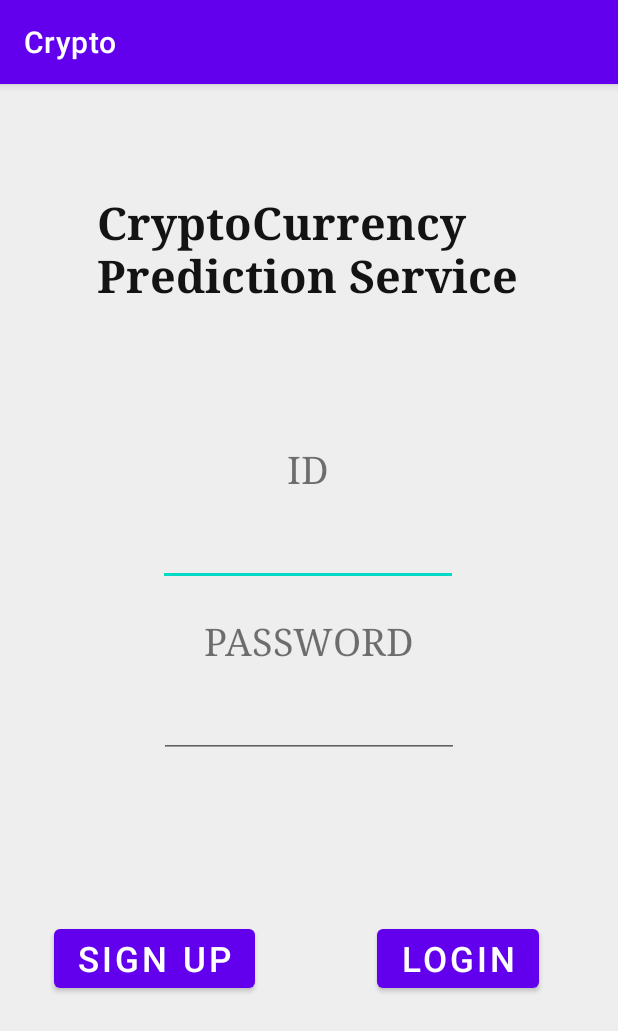
After one commit to i5046821854/CryptoPrediction, an Android app: the LoginActivity screen opened directly, with no data from a screen before it, on a phone screen of 412 x 824 dp. The commit adds this screen. Shown: the top 1031 px of the screen. Run offline under Robolectric (Android 15) with nearby library versions, the phone set to English and light mode, and no system bars.

Commit message:
#8 - 마이페이지, 디폴트 검색기능, 로그인 기능 구현

```diff
--- a/app/src/main/AndroidManifest.xml
+++ b/app/src/main/AndroidManifest.xml
@@ -16,14 +16,16 @@
         android:supportsRtl="true"
         android:theme="@style/Theme.Crypto"
         tools:targetApi="31">
-        <activity android:name=".view.MainActivity"
+        <activity android:name=".view.views.MainActivity"
             android:exported="true" android:windowSoftInputMode="adjustPan">
             <intent-filter>
                 <action android:name="android.intent.action.MAIN" />
                 <category android:name="android.intent.category.LAUNCHER" />
             </intent-filter>
         </activity>
-        <activity android:name=".view.PriceActivity" android:windowSoftInputMode="adjustPan"></activity>
+        <activity android:name=".view.views.PriceActivity" android:windowSoftInputMode="adjustPan"></activity>
+        <activity android:name=".view.views.LoginActivity" android:windowSoftInputMode="adjustPan"></activity>
+        <activity android:name=".view.views.MypageActicity" android:windowSoftInputMode="adjustPan"></activity>
     </application>
 
 </manifest>
--- a/app/src/main/java/com/capstone/crypto/view/ChartMaker.java
+++ b/app/src/main/java/com/capstone/crypto/view/ChartMaker.java
@@ -4,6 +4,7 @@ import android.content.Context;
 import android.widget.TextView;
 
 import com.capstone.crypto.R;
+import com.capstone.crypto.view.views.PriceActivity;
 import com.github.mikephil.charting.components.MarkerView;
 import com.github.mikephil.charting.data.Entry;
 import com.github.mikephil.charting.highlight.Highlight;
--- a/app/src/main/java/com/capstone/crypto/view/CryptoCurrency.java
+++ b/app/src/main/java/com/capstone/crypto/view/model/CryptoCurrency.java
@@ -1,4 +1,4 @@
-package com.capstone.crypto.view;
+package com.capstone.crypto.view.model;
 
 public class CryptoCurrency {
 
--- a/app/src/main/java/com/capstone/crypto/view/CryptoPrice.java
+++ b/app/src/main/java/com/capstone/crypto/view/model/CryptoPrice.java
@@ -1,4 +1,4 @@
-package com.capstone.crypto.view;
+package com.capstone.crypto.view.model;
 
 public class CryptoPrice {
     int priceId;
--- a/app/src/main/java/com/capstone/crypto/view/DataModel.java
+++ b/app/src/main/java/com/capstone/crypto/view/model/DataModel.java
@@ -1,4 +1,4 @@
-package com.capstone.crypto.view;
+package com.capstone.crypto.view.model;
 
 import java.util.ArrayList;
 
--- a/app/src/main/java/com/capstone/crypto/view/ExpectedPrice.java
+++ b/app/src/main/java/com/capstone/crypto/view/model/ExpectedPrice.java
@@ -1,4 +1,4 @@
-package com.capstone.crypto.view;
+package com.capstone.crypto.view.model;
 
 public class ExpectedPrice {
 
--- /dev/null
+++ b/app/src/main/java/com/capstone/crypto/view/views/LoginActivity.java
@@ -0,0 +1,59 @@
+package com.capstone.crypto.view.views;
+
+import android.content.Intent;
+import android.database.Cursor;
+import android.database.sqlite.SQLiteDatabase;
+import android.os.Bundle;
+import android.widget.Button;
+import android.widget.EditText;
+import android.widget.Toast;
+
+import androidx.appcompat.app.AppCompatActivity;
+
+import com.capstone.crypto.R;
+import com.capstone.crypto.view.utils.DBHelper;
+
+public class LoginActivity extends AppCompatActivity {
+
+    EditText idTxt;
+    EditText pwdTxt;
+    Button signUpBtn;
+    Button loginBtn;
+    String id;
+    String pwd;
+
+    @Override
+    protected void onCreate(Bundle savedInstanceState) {
+        super.onCreate(savedInstanceState);
+        setContentView(R.layout.login_layout);
+        idTxt = (EditText) findViewById(R.id.id);
+        pwdTxt = (EditText) findViewById(R.id.password);
+        signUpBtn = (Button) findViewById(R.id.signUpBtn);
+        loginBtn = (Button) findViewById(R.id.loginBtn);
+        DBHelper helper;
+        SQLiteDatabase db;
+        helper = new DBHelper(LoginActivity.this, "newdb.db", null, 1);
+        db = helper.getReadableDatabase();
+
+        loginBtn.setOnClickListener(view -> {
+            id = idTxt.getText().toString();
+            pwd = pwdTxt.getText().toString();
+            Cursor cursor = db.rawQuery("SELECT * FROM USERS WHERE username = '" +id + "' AND password = '" + pwd + "'", null);
+            System.out.println(cursor.getCount());
+            if(cursor.getCount() == 0)
+            {
+                LoginActivity.this.runOnUiThread(new Runnable() {
+                    @Override
+                    public void run() {
+                        idTxt.setText("");
+                        pwdTxt.setText("");
+                        Toast.makeText(LoginActivity.this, "TRY AGAIN!", Toast.LENGTH_SHORT).show();
+                    }
+                });
+            }else{
+                Intent intent = new Intent(LoginActivity.this, MainActivity.class);
+                startActivity(intent);
+            }
+        });
+    }
+}
--- /dev/null
+++ b/app/src/main/res/layout/login_layout.xml
@@ -0,0 +1,112 @@
+<?xml version="1.0" encoding="utf-8"?>
+<androidx.constraintlayout.widget.ConstraintLayout xmlns:android="http://schemas.android.com/apk/res/android"
+    xmlns:app="http://schemas.android.com/apk/res-auto"
+    xmlns:tools="http://schemas.android.com/tools"
+    android:layout_width="match_parent"
+    android:layout_height="match_parent"
+    android:background="#48C6C2C2"
+    tools:context=".view.views.MainActivity">
+
+
+    <TextView
+        android:id="@+id/titleTxt"
+        android:layout_width="wrap_content"
+        android:layout_height="wrap_content"
+        android:layout_marginTop="72dp"
+        android:text="CryptoCurrency \nPrediction Service"
+        android:fontFamily="serif"
+        android:textColor="#131313"
+        android:textSize="30sp"
+        android:textStyle="bold"
+        app:layout_constraintEnd_toEndOf="parent"
+        app:layout_constraintHorizontal_bias="0.491"
+        app:layout_constraintStart_toStartOf="parent"
+        app:layout_constraintTop_toTopOf="parent" />
+
+    <EditText
+        android:id="@+id/id"
+        android:layout_width="200dp"
+        android:layout_height="wrap_content"
+        android:ems="10"
+        android:inputType="textPersonName"
+        android:textSize="30sp"
+        app:layout_constraintEnd_toEndOf="parent"
+        app:layout_constraintHorizontal_bias="0.497"
+        app:layout_constraintStart_toStartOf="parent"
+        app:layout_constraintTop_toBottomOf="@+id/idTextView" />
+
+    <EditText
+        android:id="@+id/password"
+        android:layout_width="200dp"
+        android:layout_height="wrap_content"
+        android:ems="10"
+        android:inputType="textPassword"
+        android:textSize="30sp"
+        app:layout_constraintEnd_toEndOf="parent"
+        app:layout_constraintStart_toStartOf="parent"
+        app:layout_constraintTop_toBottomOf="@+id/pwdTextView" />
+
+    <TextView
+        android:id="@+id/idTextView"
+        android:layout_width="wrap_content"
+        android:layout_height="wrap_content"
+        android:layout_marginTop="92dp"
+        android:fontFamily="serif"
+        android:text="ID"
+        android:textSize="25sp"
+        app:layout_constraintEnd_toEndOf="parent"
+        app:layout_constraintHorizontal_bias="0.498"
+        app:layout_constraintStart_toStartOf="parent"
+        app:layout_constraintTop_toBottomOf="@+id/titleTxt" />
+
+    <TextView
+        android:id="@+id/pwdTextView"
+        android:layout_width="wrap_content"
+        android:layout_height="wrap_content"
+        android:layout_marginTop="20dp"
+        android:fontFamily="serif"
+        android:text="PASSWORD"
+        android:textSize="25sp"
+        app:layout_constraintEnd_toEndOf="parent"
+        app:layout_constraintStart_toStartOf="parent"
+        app:layout_constraintTop_toBottomOf="@+id/id" />
+
+    <Button
+        android:id="@+id/signUpBtn"
+        android:layout_width="wrap_content"
+        android:layout_height="wrap_content"
+        android:layout_marginStart="7dp"
+        android:text="SIGN UP"
+        android:textSize="23sp"
+        app:layout_constraintBottom_toBottomOf="parent"
+        app:layout_constraintEnd_toStartOf="@+id/guideline2"
+        app:layout_constraintHorizontal_bias="0.44"
+        app:layout_constraintStart_toStartOf="parent"
+        app:layout_constraintTop_toBottomOf="@+id/password"
+        app:layout_constraintVertical_bias="0.405" />
+
+    <Button
+        android:id="@+id/loginBtn"
+        android:layout_width="wrap_content"
+        android:layout_height="wrap_content"
+        android:text="LOGIN"
+        android:textSize="23sp"
+        app:layout_constraintBottom_toBottomOf="@+id/signUpBtn"
+        app:layout_constraintEnd_toEndOf="parent"
+        app:layout_constraintHorizontal_bias="0.462"
+        app:layout_constraintStart_toStartOf="@+id/guideline2"
+        app:layout_constraintTop_toTopOf="@+id/signUpBtn"
+        app:layout_constraintVertical_bias="0.0" />
+
+    <androidx.constraintlayout.widget.Guideline
+        android:id="@+id/guideline2"
+        android:layout_width="wrap_content"
+        android:layout_height="wrap_content"
+        android:layout_marginTop="16dp"
+        android:orientation="vertical"
+        app:layout_constraintGuide_percent="0.50"
+        app:layout_constraintEnd_toEndOf="parent"
+        app:layout_constraintStart_toStartOf="parent"
+        app:layout_constraintTop_toTopOf="parent" />
+
+</androidx.constraintlayout.widget.ConstraintLayout>
```
Also changed, not shown: app/src/main/java/com/capstone/crypto/view/MainActivity.java (deleted, +0 -29 lines), app/src/main/java/com/capstone/crypto/view/utils/DBHelper.java (added, +44 -0 lines), app/src/main/java/com/capstone/crypto/view/views/MainActivity.java (added, +57 -0 lines), app/src/main/java/com/capstone/crypto/view/views/MypageActicity.java (added, +102 -0 lines), app/src/main/java/com/capstone/crypto/view/views/PriceActivity.java (renamed from app/src/main/java/com/capstone/crypto/view/PriceActivity.java, +25 -6 lines), app/src/main/res/layout/activity_main.xml (+26 -18 lines), app/src/main/res/layout/activity_price.xml (+11 -0 lines), app/src/main/res/layout/mypage_layout.xml (added, +89 -0 lines), app/src/main/res/layout/register_layout.xml (added, +128 -0 lines).
